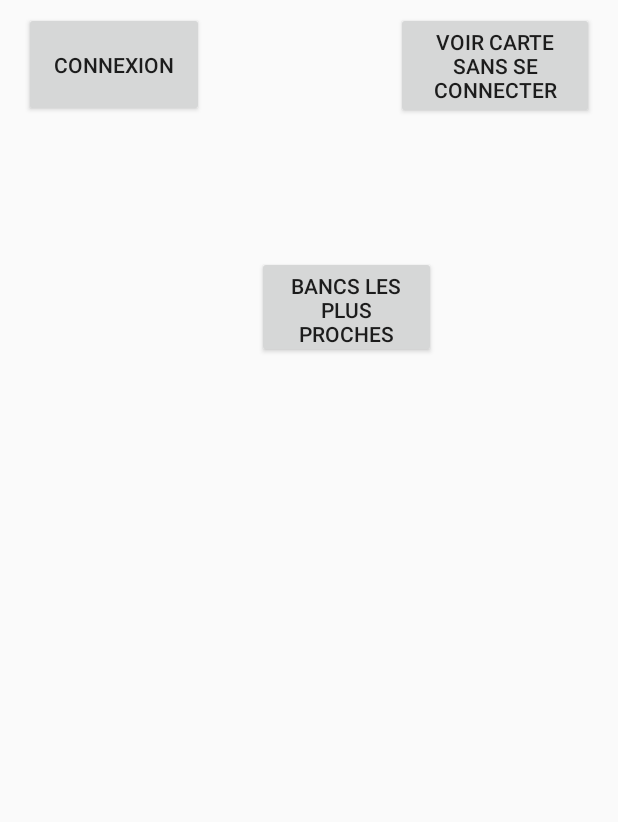
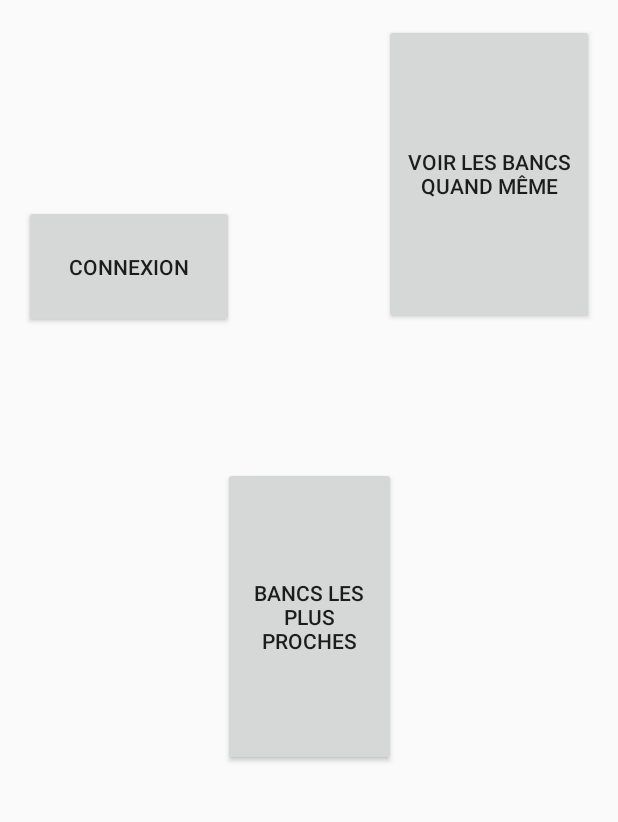
Before and after one commit to BgrDr0p/MyBench, an Android app: the screen it shows after launch (MainActivity), on a phone screen of 412 x 824 dp, the part 329-1151 px from its top. Run offline under Robolectric (Android 15) with nearby library versions, the phone set to English and light mode, and no system bars.

Commit message:
ajout fomulaire notation de banc

```diff
--- a/app/build.gradle
+++ b/app/build.gradle
@@ -26,4 +26,5 @@ dependencies {
     testImplementation 'junit:junit:4.12'
     androidTestImplementation 'com.android.support.test:runner:1.0.2'
     androidTestImplementation 'com.android.support.test.espresso:espresso-core:3.0.2'
+    implementation 'com.android.support:design:28.0.0'
 }
--- a/app/src/debug/res/values/google_maps_api.xml
+++ b/app/src/debug/res/values/google_maps_api.xml
@@ -20,5 +20,5 @@
     Once you have your key (it starts with "AIza"), replace the "google_maps_key"
     string in this file.
     -->
-    <string name="google_maps_key" templateMergeStrategy="preserve" translatable="false">AIzaSyCYEFm0S3MQJ-EhlG5EvCBE6j3AVCMduCc</string>
+    <string name="google_maps_key" templateMergeStrategy="preserve" translatable="false">AIzaSyAsyX1FlBoIlVvtVMiFo735IgnOzpaK_Qs</string>
 </resources>
--- a/app/src/main/AndroidManifest.xml
+++ b/app/src/main/AndroidManifest.xml
@@ -44,7 +44,8 @@
             android:name="com.google.android.geo.API_KEY"
             android:value="@string/google_maps_key" />
 
-        <activity android:name=".ClosestBenchesActivity"></activity>
+        <activity android:name=".ClosestBenchesActivity" />
+        <activity android:name=".RateBenchActivity"></activity>
     </application>
 
 </manifest>
--- a/app/src/main/java/mybench/parisnanterre/fr/mybench/MainActivity.java
+++ b/app/src/main/java/mybench/parisnanterre/fr/mybench/MainActivity.java
@@ -28,7 +28,7 @@ public class MainActivity extends AppCompatActivity {
 
         buttonRequest.setOnClickListener(new View.OnClickListener() {
             @Override
-            public void onClick(View v) { // clic sur "Voir les bancs sans se connecter"
+            public void onClick(View v) {
 
                 if (ContextCompat.checkSelfPermission(MainActivity.this,
                         Manifest.permission.ACCESS_FINE_LOCATION) == PackageManager.PERMISSION_GRANTED) {
@@ -46,7 +46,9 @@ public class MainActivity extends AppCompatActivity {
 
         buttonClosest.setOnClickListener(new View.OnClickListener() {
             @Override
-            public void onClick(View v) { // clic sur "Voir les bancs les plus proches
+            public void onClick(View v) {
+                    Toast.makeText(MainActivity.this, "You have already granted this permission!",
+                            Toast.LENGTH_SHORT).show();
                     Intent i = new Intent(getApplicationContext(), ClosestBenchesActivity.class);
                     startActivity(i);
 
--- a/app/src/main/java/mybench/parisnanterre/fr/mybench/MapsActivity.java
+++ b/app/src/main/java/mybench/parisnanterre/fr/mybench/MapsActivity.java
@@ -97,6 +97,7 @@ public class MapsActivity extends FragmentActivity implements OnMapReadyCallback
                          .snippet(m.get(i).getSnippet())
                         .icon(BitmapDescriptorFactory.defaultMarker(BitmapDescriptorFactory.HUE_AZURE))
 
+
                 );
 
 
--- a/app/src/main/res/layout/activity_main.xml
+++ b/app/src/main/res/layout/activity_main.xml
@@ -4,27 +4,17 @@
     xmlns:tools="http://schemas.android.com/tools"
     android:layout_width="match_parent"
     android:layout_height="match_parent"
-    tools:context=".MainActivity">
+    tools:context=".MainActivity"
+    tools:layout_editor_absoluteY="81dp">
 
-
-    <Button
-        android:id="@+id/bt_Closest"
-        android:layout_width="119dp"
-        android:layout_height="68dp"
-        android:layout_marginTop="91dp"
-        android:layout_marginEnd="121dp"
-        android:text="Bancs les plus proches"
-        android:textAlignment="center"
-        app:layout_constraintEnd_toEndOf="parent"
-        app:layout_constraintTop_toBottomOf="@+id/bt_Banc" />
 
     <ImageView
         android:id="@+id/imageView3"
         android:layout_width="wrap_content"
         android:layout_height="wrap_content"
-        android:layout_marginStart="8dp"
         android:layout_marginTop="8dp"
-        android:layout_marginEnd="8dp"
+        android:layout_marginBottom="16dp"
+        app:layout_constraintBottom_toTopOf="@+id/bt_Banc"
         app:layout_constraintEnd_toEndOf="parent"
         app:layout_constraintStart_toStartOf="parent"
         app:layout_constraintTop_toTopOf="parent"
@@ -33,24 +23,43 @@
         tools:ignore="MissingConstraints" />
 
     <Button
+        android:id="@+id/bt_Closest"
+        android:layout_width="115dp"
+        android:layout_height="0dp"
+        android:layout_marginBottom="94dp"
+        android:text="Bancs les plus proches"
+        android:textAlignment="center"
+        app:layout_constraintBottom_toBottomOf="parent"
+        app:layout_constraintEnd_toEndOf="parent"
+        app:layout_constraintHorizontal_bias="0.501"
+        app:layout_constraintStart_toStartOf="parent"
+        app:layout_constraintTop_toBottomOf="@+id/bt_Banc" />
+
+    <Button
         android:id="@+id/bt_Connexion"
-        android:layout_width="120dp"
-        android:layout_height="70dp"
+        android:layout_width="0dp"
+        android:layout_height="82dp"
         android:layout_marginStart="16dp"
-        android:layout_marginTop="8dp"
+        android:layout_marginTop="163dp"
+        android:layout_marginEnd="100dp"
+        android:layout_marginBottom="164dp"
         android:text="Connexion"
+        app:layout_constraintBottom_toBottomOf="@+id/bt_Closest"
+        app:layout_constraintEnd_toStartOf="@+id/bt_Banc"
         app:layout_constraintStart_toStartOf="parent"
-        app:layout_constraintTop_toBottomOf="@+id/imageView3"
+        app:layout_constraintTop_toTopOf="@+id/imageView3"
         tools:ignore="MissingConstraints" />
 
     <Button
         android:id="@+id/bt_Banc"
-        android:layout_width="132dp"
-        android:layout_height="71dp"
-        android:layout_marginTop="8dp"
+        android:layout_width="0dp"
+        android:layout_height="0dp"
         android:layout_marginEnd="16dp"
-        android:text="Voir carte sans se connecter"
+        android:layout_marginBottom="95dp"
+        android:text="Voir les bancs quand même"
+        app:layout_constraintBottom_toTopOf="@+id/bt_Closest"
         app:layout_constraintEnd_toEndOf="parent"
+        app:layout_constraintStart_toEndOf="@+id/bt_Connexion"
         app:layout_constraintTop_toBottomOf="@+id/imageView3"
         tools:ignore="MissingConstraints" />
 </android.support.constraint.ConstraintLayout>
--- a/app/src/main/res/values/colors.xml
+++ b/app/src/main/res/values/colors.xml
@@ -2,5 +2,5 @@
 <resources>
     <color name="colorPrimary">#008577</color>
     <color name="colorPrimaryDark">#00574B</color>
-    <color name="colorAccent">#D81B60</color>
+    <color name="colorAccent">#d81b60</color>
 </resources>
--- a/app/src/main/res/values/strings.xml
+++ b/app/src/main/res/values/strings.xml
@@ -1,4 +1,10 @@
 <resources>
     <string name="app_name">MyBench</string>
     <string name="title_activity_maps">Map</string>
+    <string name="Titre">Donner un avis sur ce banc</string>
+    <string name="evaluation_de_la_propret">Evaluation de la propreté :</string>
+    <string name="evaluation_env">Evaluation de l\'environnement :</string>
+    <string name="retour">RETOUR</string>
+    <string name="commentaire_sur_le_banc">Commentaire sur le banc</string>
+    <string name="envoyer">ENVOYER</string>
 </resources>
```
Also changed, not shown: app/src/main/java/mybench/parisnanterre/fr/mybench/ClosestBenchesActivity.java (+6 -39 lines), app/src/main/java/mybench/parisnanterre/fr/mybench/RateBenchActivity.java (added, +31 -0 lines), app/src/main/res/layout/activity_rate_bench.xml (added, +85 -0 lines).
